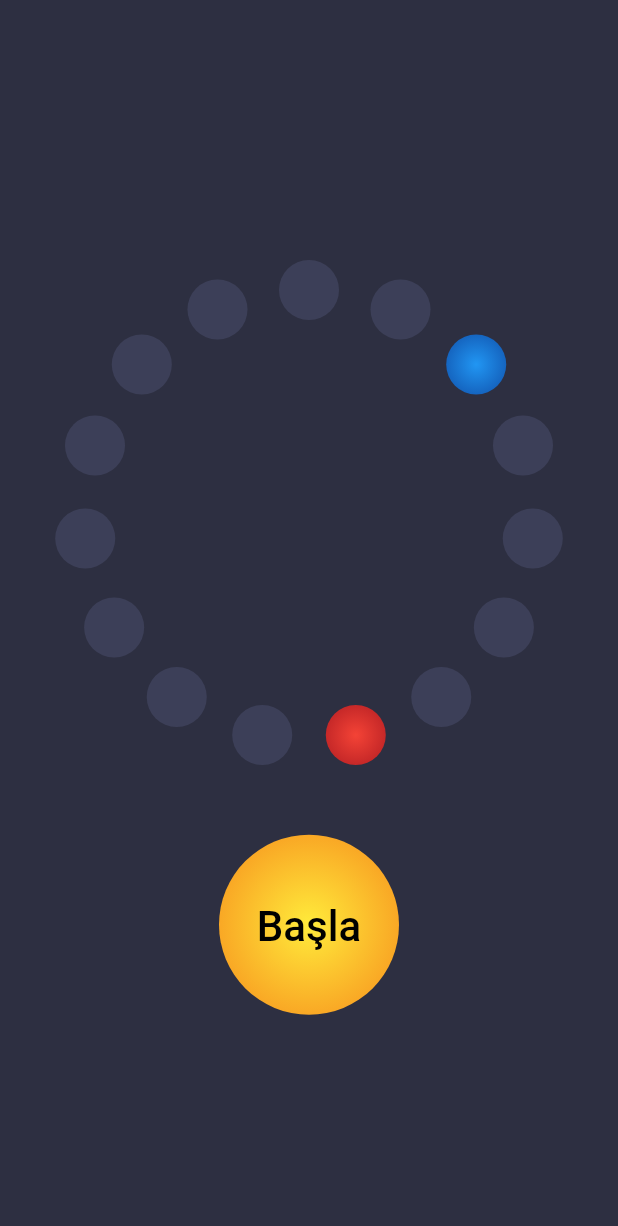
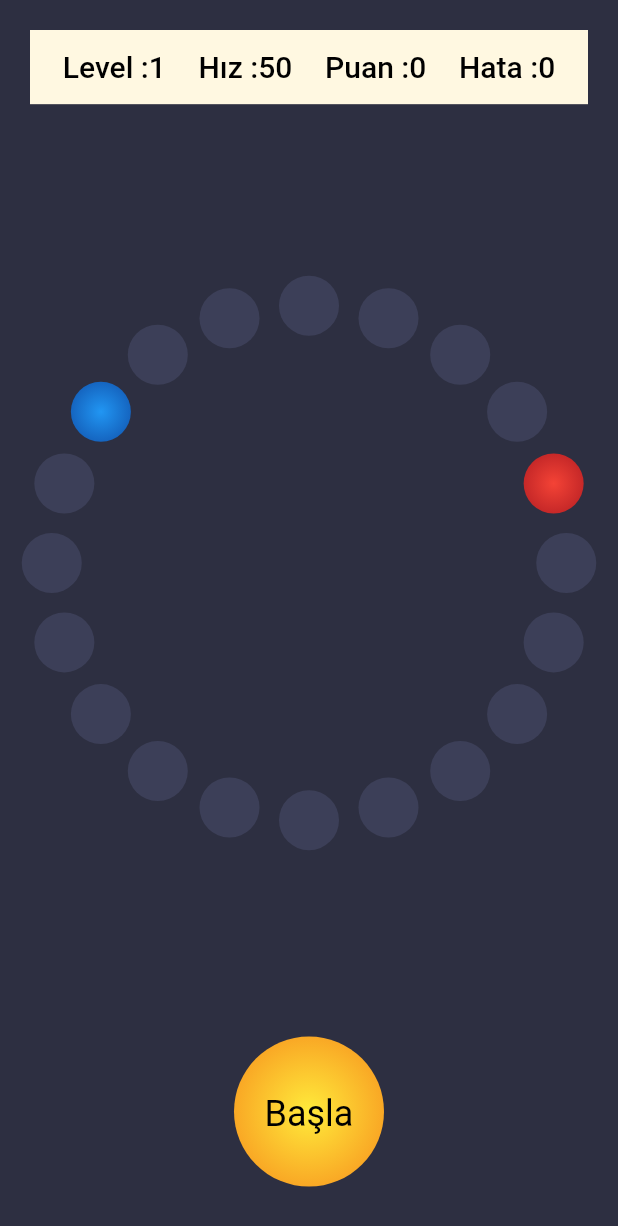
Before and after one commit to byyasar/ledoyunuv1, a Flutter app: the screen it shows after launch, after a tap on "Başla", on a phone screen of 412 x 824 dp. Shown: the top 1226 px of the screen. Run offline on Flutter 3.47's test engine with Material 2 defaults, Android fonts, the phone set to English and light mode, and no system bars; our stand-ins replace audioplayers; missing offline and left inert: flutter_animated_dialog.

Commit message:
ses eklendi

```diff
--- /dev/null
+++ b/lib/core/extension/color_constant.dart
@@ -0,0 +1,17 @@
+import 'dart:ui';
+import 'package:flutter/material.dart';
+
+class ColorConstants {
+  static ColorConstants instance = ColorConstants._init();
+  ColorConstants._init();
+
+  final appleBlossom = Color(0xffb04b4b);
+  final white = Color(0xFFECECEC);
+  final red = Colors.red;
+  final Color bgColor = Color(0xFF2D2F41);
+  final List<Color> ledOffColor = [Color(0xFF3C3F58), Color(0xFF3C3F58)];
+  final List<Color> ledOnColor = [Colors.red, Colors.red[800]];
+  final List<Color> ledRandomColor = [Colors.blue, Colors.blue[800]];
+  final List<Color> ledShowColor = [Colors.yellow, Colors.yellow[800]];
+
+}
--- /dev/null
+++ b/lib/core/extension/text_constant.dart
@@ -0,0 +1,6 @@
+class TextConstants {
+  static TextConstants instance = TextConstants._init();
+  TextConstants._init();
+
+  final textSize = 16.0;
+}
--- a/lib/homepage.dart
+++ b/lib/homepage.dart
@@ -1,69 +1,130 @@
 import 'dart:async';
 import 'dart:math';
+import 'package:audioplayers/audio_cache.dart';
 import 'package:flutter/material.dart';
+import 'package:ledoyunu/core/extension/color_constant.dart';
+import 'package:ledoyunu/core/extension/context_extension.dart';
 import 'package:ledoyunu/custom_widget/custom_led.dart';
+import 'package:flutter_animated_dialog/flutter_animated_dialog.dart';
+
+class OyunHomePage extends StatelessWidget {
+  static final String pageRoute = 'Home';
+  @override
+  Widget build(BuildContext context) {
+    double gen = context.dynamicWidth(1);
+    double yuk = context.dynamicHeight(1);
+
+    return Container(
+      width: context.dynamicWidth(1),
+      height: context.dynamicHeight(1),
+      child: HomePage(
+        genislik: gen,
+        yukseklik: yuk,
+      ),
+    );
+  }
+}
 
 class HomePage extends StatefulWidget {
+  final double genislik;
+  final double yukseklik;
+  //static final String pageRoute = 'Home';
+  HomePage({Key key, @required this.genislik, this.yukseklik})
+      : super(key: key);
+
   @override
-  _HomePageState createState() => _HomePageState();
+  _HomePageState createState() => _HomePageState(genislik, yukseklik);
 }
 
 class _HomePageState extends State<HomePage> {
+  double yukseklik;
+  double genislik;
+  _HomePageState(this.genislik, this.yukseklik);
+
   List<Widget> list = List();
   List<Offset> listOffset = List();
   List<bool> listDurum = List();
 
-  Color bgColor = Color(0xFF2D2F41);
-  List<Color> ledOffColor = [Color(0xFF3C3F58), Color(0xFF3C3F58)];
-  List<Color> ledOnColor = [Colors.red, Colors.red[800]];
-  List<Color> ledRandomColor = [Colors.blue, Colors.blue[800]];
-  List<Color> ledShowColor = [Colors.yellow, Colors.yellow[800]];
-
   Timer timer;
   bool durum = false;
-  double genislik;
-  double yukseklik;
+
   Random random = Random();
-  int ledSayisi = 15;
+  int ledSayisi = 20;
   double ledRadius = 20;
+  int innerCircleRadius;
+
+  //int innerCircleRadius = (widget.genislik~/ 3);
   int sayac = 0;
   int rastgele;
   int oankiLed;
   int sayacefekt = 0;
+  int level = 1;
+  int puan = 0;
+  int hata = 0;
+  int hiz = 50;
+  static AudioCache player = AudioCache();
 
   @override
   void initState() {
+    print('genislik $genislik');
+    innerCircleRadius = (widget.genislik ~/ 1.2);
     list = ledleriOlustur();
     print('rastgele $rastgele');
+    // or as a local variable
+    //final player = AudioCache();
+    // call this method when desired
+
     super.initState();
   }
 
   @override
   Widget build(BuildContext context) {
-    genislik = MediaQuery.of(context).size.width.toDouble();
-    yukseklik = MediaQuery.of(context).size.height.toDouble();
-
+    print('genişlik $genislik * $yukseklik $innerCircleRadius');
+   // player.play('/sesler/Coin.wav');
     return SafeArea(
       child: Scaffold(
-          backgroundColor: bgColor,
-          body: Column(
+          backgroundColor: ColorConstants.instance.bgColor,
+          body: Padding(
+            padding: const EdgeInsets.all(8.0),
+            child: Column(
               children: [
-              Spacer(
-                flex: 2,
+                Expanded(flex: 1, child: skorContainer()),
+                Expanded(flex: 8, child: ledContainer()),
+                Expanded(flex: 2, child: btnContainer()),
+              ],
             ),
-              Expanded(
-                flex: 6,
+          )),
+    );
+  }
+
+  Widget skorContainer() {
+    return Padding(
+      padding: const EdgeInsets.all(12.0),
       child: Container(
-                    width: genislik,
-                    height: yukseklik,
-                    alignment: Alignment.center,
-                    color: bgColor,
-                    child: Transform.rotate(
-                        angle: -pi / 2, child: Stack(children: list))),
+        color: Colors.amber[50],
+        child: Row(
+          mainAxisAlignment: MainAxisAlignment.spaceEvenly,
+          children: [
+            Text('Level :$level',
+                style:
+                    context.textTheme.headline6.copyWith(color: Colors.black)),
+            Text('Hız :$hiz',
+                style:
+                    context.textTheme.headline6.copyWith(color: Colors.black)),
+            Text('Puan :$puan',
+                style:
+                    context.textTheme.headline6.copyWith(color: Colors.black)),
+            Text('Hata :$hata',
+                style:
+                    context.textTheme.headline6.copyWith(color: Colors.black)),
+          ],
         ),
-              Expanded(
-                  flex: 2,
-                  child: Container(
+      ),
+    );
+  }
+
+  Widget btnContainer() {
+    return Container(
         child: FlatButton(
             onPressed: () {
               sayacefekt == 0 ? baslaDurdur() : print('Bekle');
@@ -72,44 +133,87 @@ class _HomePageState extends State<HomePage> {
               mainAxisSize: MainAxisSize.min,
               children: [
                 CustomPaint(
-                                  painter:
-                                      CustomLedWidget(0, 30, 60, ledShowColor)),
-                              Text(
-                                'Başla',
-                                style: TextStyle(
-                                    color: Colors.black, fontSize: 28),
-                              ),
+                    painter: CustomLedWidget(
+                        0, 25, 50, ColorConstants.instance.ledShowColor)),
+                Text('Başla',
+                    style: context.textTheme.headline5
+                        .copyWith(color: Colors.black)),
               ],
-                          )))),
-              Spacer(
-                flex: 2,
-              )
-            ],
-          )),
-    );
+            )));
+  }
+
+  Widget ledContainer() {
+    return Container(
+        width: genislik,
+        height: yukseklik,
+        alignment: Alignment.center,
+        color: ColorConstants.instance.bgColor,
+        child: Transform.rotate(angle: -pi / 2, child: Stack(children: list)));
   }
 
   void baslaDurdur() {
-    print(durum);
+    //print(durum);
     durum = !durum;
     if (durum) {
       rastgele = random.nextInt(ledSayisi);
-      timer = new Timer.periodic(Duration(milliseconds: 200), (timers) {
+      timer = new Timer.periodic(Duration(milliseconds: (500 - hiz)), (timers) {
         setState(() {
-          yenile();
+
+
           kontrolEt();
           if (durum == false) {
             timer.cancel();
             if (oankiLed == rastgele) {
+
               print('o anki led $oankiLed rastgele seçilen $rastgele');
               sayacefekt = 0;
               dondurLedleriyak();
+              level++;
+              puan += level * (5 - hata);
+              if (hiz < 300) {
+                hiz += 100;
+              } else {
+                hiz += 10;
+              }
+              hata = 0;
+              // add it to your class as a static member
+
             } else {
               print('o anki led $oankiLed rastgele seçilen $rastgele');
+              player.play('/sesler/Glug.wav');
               sayacefekt = 0;
               dondurKirmiziyak();
+              hata++;
+              if (hata == 3) {
+                print('Puanınız $puan');
+                print('oyun bitti');
+                showAnimatedDialog(
+                  context: context,
+                  barrierDismissible: true,
+                  builder: (BuildContext context) {
+                    return ClassicGeneralDialogWidget(
+                      titleText: 'Oyun Bitti',
+                      contentText: 'Puanınız $puan',
+                      onPositiveClick: () {
+                        Navigator.of(context).pop();
+                        setState(() {
+                          hata = 0;
+                          level = 1;
+                          puan = 0;
+                          hiz = 50;
+                        });
+                      },
+                    );
+                  },
+                  animationType: DialogTransitionType.size,
+                  curve: Curves.fastOutSlowIn,
+                  duration: Duration(seconds: 1),
+                );
               }
             }
+          }
+
+          yenile();
         });
       });
     }
@@ -121,15 +225,18 @@ class _HomePageState extends State<HomePage> {
       if (listDurum[index] == true) {
         list[index] = CustomPaint(
             painter: CustomLedWidget(listOffset[index].dx, listOffset[index].dy,
-                ledRadius, ledOnColor));
+                ledRadius, ColorConstants.instance.ledOnColor));
       } else {
         list[index] = CustomPaint(
             painter: CustomLedWidget(listOffset[index].dx, listOffset[index].dy,
-                ledRadius, ledOffColor));
+                ledRadius, ColorConstants.instance.ledOffColor));
       }
       list[rastgele] = CustomPaint(
-          painter: CustomLedWidget(listOffset[rastgele].dx,
-              listOffset[rastgele].dy, ledRadius, ledRandomColor));
+          painter: CustomLedWidget(
+              listOffset[rastgele].dx,
+              listOffset[rastgele].dy,
+              ledRadius,
+              ColorConstants.instance.ledRandomColor));
     });
   }
 
@@ -143,26 +250,33 @@ class _HomePageState extends State<HomePage> {
       listDurum[yer] = !listDurum[yer];
       listDurum[yer + 1] = !listDurum[yer + 1];
     }
-    print(listDurum);
+    //print(listDurum);
   }
 
   void dondurLedleriyak() {
+     player.play('/sesler/Coin.wav');
     bool yak = true;
     int index = 0;
     timer = new Timer.periodic(Duration(milliseconds: 20), (timers) {
       setState(() {
-        print('yak tick çalışıyor');
+
+        //print('yak tick çalışıyor');
         list[index] = CustomPaint(
-            painter: CustomLedWidget(listOffset[index].dx, listOffset[index].dy,
-                ledRadius, yak == true ? ledShowColor : ledOffColor));
+            painter: CustomLedWidget(
+                listOffset[index].dx,
+                listOffset[index].dy,
+                ledRadius,
+                yak == true
+                    ? ColorConstants.instance.ledShowColor
+                    : ColorConstants.instance.ledOffColor));
       });
       if (index < list.length) index++;
       if (yak == false && index == list.length) {
         timer.cancel();
-        print('timer durdu');
-        if (sayacefekt < 3)
+        //print('timer durdu');
+        if (sayacefekt < 1)
           dondurLedleriyak();
-        else if (sayacefekt == 3) {
+        else if (sayacefekt == 1) {
           sayacefekt = 0;
         }
       }
@@ -173,7 +287,7 @@ class _HomePageState extends State<HomePage> {
     });
 
     sayacefekt++;
-    print('sayacefect $sayacefekt');
+    //print('sayacefect $sayacefekt');
   }
 
   void dondurKirmiziyak() {
@@ -181,18 +295,23 @@ class _HomePageState extends State<HomePage> {
     int index = 0;
     timer = new Timer.periodic(Duration(milliseconds: 20), (timers) {
       setState(() {
-        print('yak tick çalışıyor');
+        //print('yak tick çalışıyor');
         list[index] = CustomPaint(
-            painter: CustomLedWidget(listOffset[index].dx, listOffset[index].dy,
-                ledRadius, yak == true ? ledOnColor : ledOffColor));
+            painter: CustomLedWidget(
+                listOffset[index].dx,
+                listOffset[index].dy,
+                ledRadius,
+                yak == true
+                    ? ColorConstants.instance.ledOnColor
+                    : ColorConstants.instance.ledOffColor));
       });
       if (index < list.length) index++;
       if (yak == false && index == list.length) {
         timer.cancel();
-        print('timer durdu');
-        if (sayacefekt < 3)
+        //print('timer durdu');
+        if (sayacefekt < 1)
           dondurKirmiziyak();
-        else if (sayacefekt == 3) {
+        else if (sayacefekt == 1) {
           sayacefekt = 0;
         }
       }
@@ -203,24 +322,25 @@ class _HomePageState extends State<HomePage> {
     });
 
     sayacefekt++;
-    print('sayacefect $sayacefekt');
+    //print('sayacefect $sayacefekt');
   }
 
   List<Widget> ledleriOlustur() {
     rastgele = random.nextInt(ledSayisi);
-    var innerCircleRadius = 300;
+
     double artis = 360 / ledSayisi;
     for (double i = 0; i < 360; i += artis) {
       var x = innerCircleRadius * cos(i * pi / 180);
       var y = innerCircleRadius * sin(i * pi / 180);
-      list.add(
-          CustomPaint(painter: CustomLedWidget(x, y, ledRadius, ledOffColor)));
+      list.add(CustomPaint(
+          painter: CustomLedWidget(
+              x, y, ledRadius, ColorConstants.instance.ledOffColor)));
       listOffset.add(Offset(x, y));
       listDurum.add(false);
     }
     listDurum[rastgele % 2 + 2] = true;
 
-    print('listDurum: $listDurum');
+    //print('listDurum: $listDurum');
 
     return list;
   }
--- a/lib/main.dart
+++ b/lib/main.dart
@@ -10,6 +10,7 @@ class MyApp extends StatelessWidget {
   @override
   Widget build(BuildContext context) {
     return MaterialApp(
+      debugShowCheckedModeBanner: false,
       title: 'Flutter Demo',
       theme: ThemeData(
         // This is the theme of your application.
@@ -27,7 +28,10 @@ class MyApp extends StatelessWidget {
         // closer together (more dense) than on mobile platforms.
         visualDensity: VisualDensity.adaptivePlatformDensity,
       ),
-      home: HomePage(),
+      initialRoute: "/",
+      routes: {'/': (context) => OyunHomePage()},
+      //routes: {'/': (context) => HomePage()},
+      //home: HomePage(context),
     );
   }
 }
```
Also changed, not shown: lib/core/extension/context_extension.dart (added, +59 -0 lines), pubspec.yaml (+6 -3 lines), pubspec.lock, 3 other files. Lines whose indentation alone changed are shown as unchanged.
